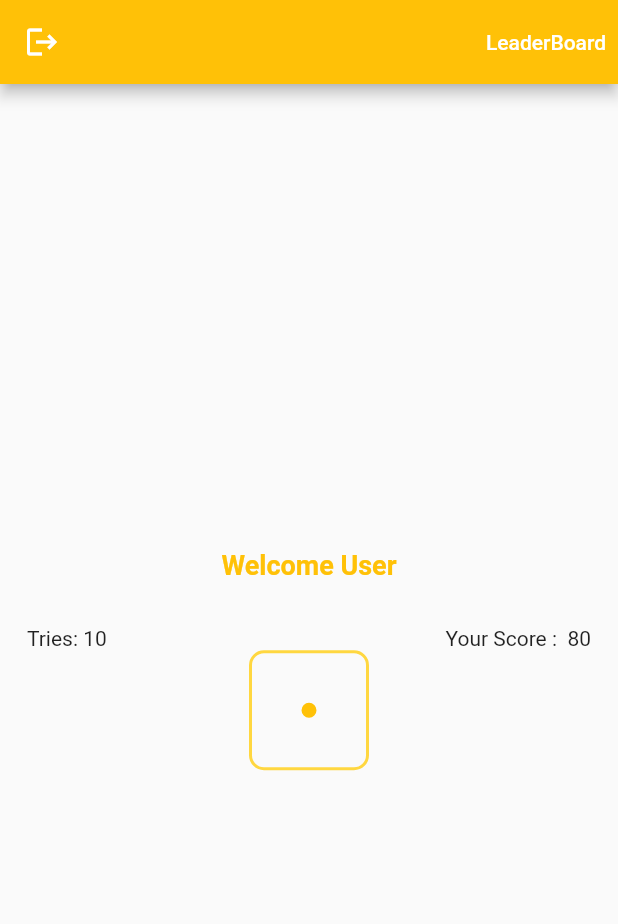
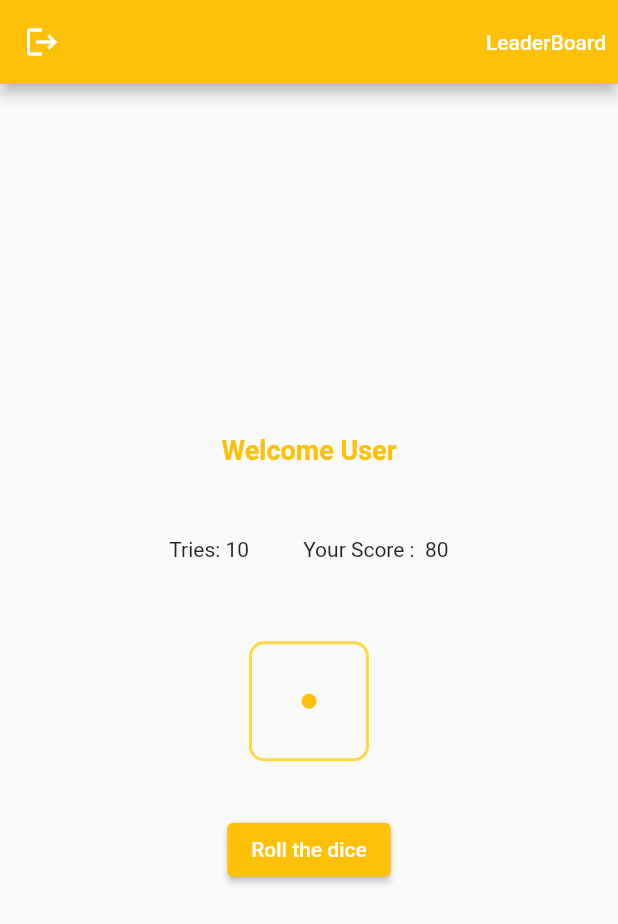
Before and after one commit to utkarshsharma2922/dice_game, a Flutter app: the screen it shows after launch, on a phone screen of 412 x 824 dp. Shown: the top 924 px of the screen. Run offline on Flutter 3.47's test engine with Material 2 defaults, Android fonts, the phone set to English and light mode, and no system bars; our stand-ins replace firebase_auth, firebase_core; accounts and stored records are empty.

Commit message:
Implemented roll functionality in dice.

```diff
--- a/lib/ui/home_page.dart
+++ b/lib/ui/home_page.dart
@@ -2,7 +2,6 @@ import 'package:dice_game/ui/authentication.dart';
 import 'package:dice_game/ui/shared_ui/loader.dart';
 import 'package:dice_game/ui/widgets/dice.dart';
 import 'package:dice_game/util/components.dart';
-import 'package:dice_game/util/constants.dart';
 import 'package:firebase_auth/firebase_auth.dart';
 import 'package:flutter/cupertino.dart';
 import 'package:flutter/material.dart';
@@ -12,6 +11,8 @@ class HomePage extends StatefulWidget {
 }
 
 class _HomePageState extends State<HomePage> {
+  GlobalKey<DiceState> diceKey = GlobalKey();
+
   @override
   Widget build(BuildContext context) {
     return Scaffold(
@@ -25,7 +26,6 @@ class _HomePageState extends State<HomePage> {
               color: Colors.white
             ),),
             onPressed: (){
-
             },
           ),
         ],
@@ -47,13 +47,34 @@ class _HomePageState extends State<HomePage> {
                 height: 30,
               ),
               Row(
-                mainAxisAlignment: MainAxisAlignment.spaceBetween,
+                mainAxisAlignment: MainAxisAlignment.center,
                 children: [
-                  Text("Tries: 10"),
-                  Text("Your Score :  80")
+                  Padding(
+                    padding: const EdgeInsets.all(18.0),
+                    child: Text("Tries: 10"),
+                  ),
+                  Padding(
+                    padding: const EdgeInsets.all(18.0),
+                    child: Text("Your Score :  80"),
+                  )
                 ],
               ),
-              Dice()
+              SizedBox(
+                height: 35,
+              ),
+              Dice(key: diceKey,),
+              SizedBox(
+                height: 35,
+              ),
+
+              ElevatedButton(
+                child: Text("Roll the dice",style: TextStyle(
+                    color: Colors.white
+                ),),
+                onPressed: (){
+                  diceKey.currentState.roll();
+                },
+              ),
             ],
           ),
         ),
--- a/lib/ui/widgets/dice.dart
+++ b/lib/ui/widgets/dice.dart
@@ -5,11 +5,15 @@ import 'package:dice_game/util/constants.dart';
 import 'package:flutter/material.dart';
 
 class Dice extends StatefulWidget {
+
+  final Key key;
+  const Dice({this.key});
+
   @override
-  _DiceState createState() => _DiceState();
+  DiceState createState() => DiceState();
 }
 
-class _DiceState extends State<Dice> {
+class DiceState extends State<Dice> {
 
   final int numberOfRolls = 3;
   final List<String>numberPatterns = [
@@ -27,7 +31,6 @@ class _DiceState extends State<Dice> {
   @override
   void initState() {
     super.initState();
-    _roll();
   }
 
 
@@ -61,10 +64,11 @@ class _DiceState extends State<Dice> {
     );
   }
 
-  _roll(){
+  roll(){
     Timer.periodic(Duration(seconds: 1), (timer) {
       if (_currentRollCount > numberOfRolls) {
         timer.cancel();
+        _currentRollCount = 0;
       }else{
         setState(() {
           _diceNumber = Random().nextInt(5);
--- a/pubspec.yaml
+++ b/pubspec.yaml
@@ -30,6 +30,7 @@ dependencies:
   cupertino_icons: ^1.0.2
   firebase_auth: ^1.1.2
   firebase_core: any
+  firebase_database: ^6.1.2
 
 dev_dependencies:
   flutter_test:
```
Also changed, not shown: pubspec.lock.
